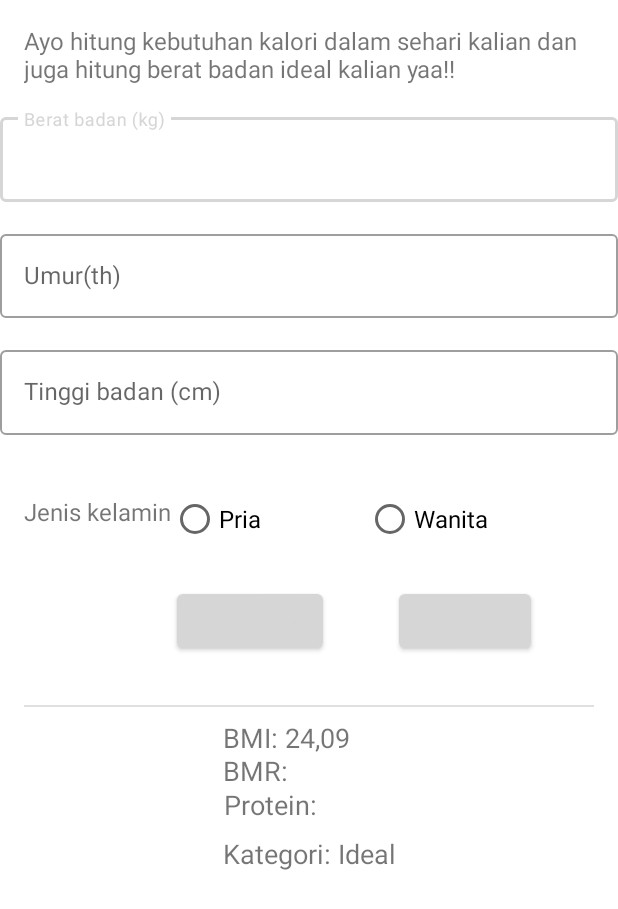
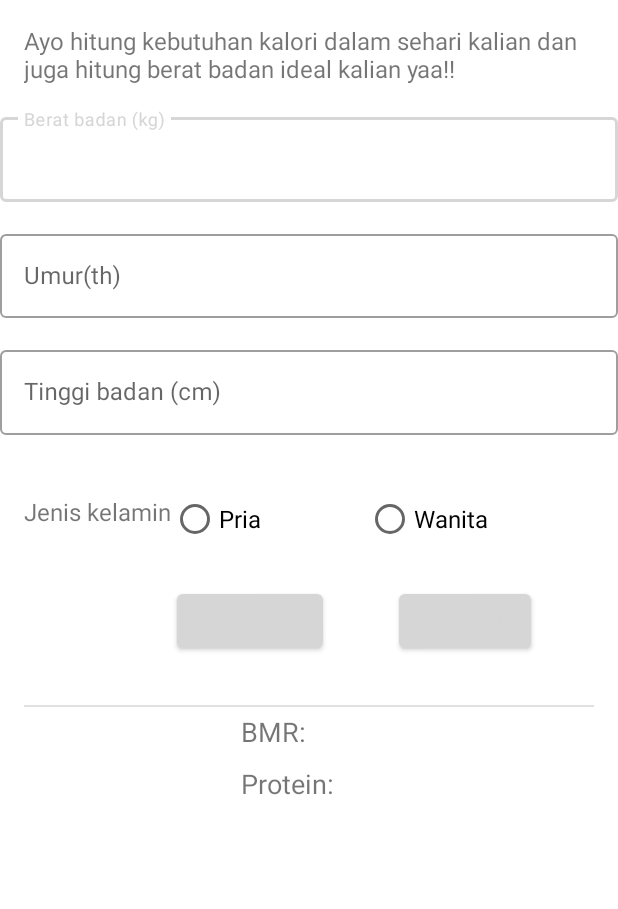
Before and after one commit to FadlyRamdhani23/Asesment-MOBPRO, an Android app: the layout activity_main2.xml on its own in the app's theme, with its tools: preview values and no code run, on a phone screen of 412 x 824 dp. Shown: the top 909 px of the screen. Run offline under Robolectric (Android 15) with nearby library versions, the phone set to English and light mode, and no system bars; Roboto replaces fonts that are not available here.

Commit message:
Asesment 01 100%

```diff
--- a/app/src/main/java/com/example/myapplication/MainActivity.kt
+++ b/app/src/main/java/com/example/myapplication/MainActivity.kt
@@ -1,13 +1,9 @@
 package com.example.myapplication
 
-import android.annotation.SuppressLint
+
 import android.content.Intent
 import androidx.appcompat.app.AppCompatActivity
 import android.os.Bundle
-import android.text.TextUtils
-import android.util.Log
-import android.view.View
-import android.widget.Toast
 import com.example.myapplication.databinding.ActivityMainBinding
 
 class MainActivity : AppCompatActivity() {
--- a/app/src/main/res/layout/activity_main2.xml
+++ b/app/src/main/res/layout/activity_main2.xml
@@ -113,10 +113,10 @@
         android:id="@+id/button"
         android:layout_width="wrap_content"
         android:layout_height="wrap_content"
-      android:imeOptions="actionDone"
         android:layout_marginStart="4dp"
         android:layout_marginTop="28dp"
         android:fontFamily="@font/actor"
+        android:imeOptions="actionDone"
         android:text="@string/hitung"
         app:layout_constraintStart_toStartOf="@+id/radioGroup"
         app:layout_constraintTop_toBottomOf="@+id/radioGroup" />
@@ -134,18 +134,6 @@
       app:layout_constraintTop_toBottomOf="@+id/button" />
 
     <TextView
-      android:id="@+id/bmiTextView"
-      android:layout_width="wrap_content"
-      android:layout_height="wrap_content"
-      android:layout_marginTop="8dp"
-      android:textSize="18sp"
-      app:layout_constraintEnd_toEndOf="parent"
-      app:layout_constraintHorizontal_bias="0.455"
-      app:layout_constraintStart_toStartOf="parent"
-      app:layout_constraintTop_toBottomOf="@+id/divider"
-      tools:text="BMI: 24,09" />
-
-  <TextView
         android:id="@+id/bmrTextView"
         android:layout_width="wrap_content"
         android:layout_height="wrap_content"
@@ -153,37 +141,24 @@
         android:textSize="18sp"
         app:layout_constraintBottom_toTopOf="@+id/proteinTextView"
         app:layout_constraintEnd_toEndOf="parent"
-      app:layout_constraintHorizontal_bias="0.409"
+        app:layout_constraintHorizontal_bias="0.442"
         app:layout_constraintStart_toStartOf="parent"
-      app:layout_constraintTop_toBottomOf="@+id/bmiTextView"
-      app:layout_constraintVertical_bias="0.8"
+        app:layout_constraintTop_toBottomOf="@+id/divider"
         tools:text="BMR: " />
 
     <TextView
         android:id="@+id/proteinTextView"
         android:layout_width="wrap_content"
         android:layout_height="wrap_content"
-      android:layout_marginTop="20dp"
-      android:textSize="18sp"
-      app:layout_constraintEnd_toEndOf="parent"
-      app:layout_constraintHorizontal_bias="0.432"
-      app:layout_constraintStart_toStartOf="parent"
-      app:layout_constraintTop_toBottomOf="@+id/bmiTextView"
-      tools:text="Protein: " />
-
-  <TextView
-      android:id="@+id/kategoriTextView"
-      android:layout_width="wrap_content"
-      android:layout_height="wrap_content"
-      android:layout_marginTop="8dp"
-      android:layout_marginBottom="32dp"
+        android:layout_marginTop="10dp"
+        android:layout_marginBottom="40dp"
         android:textSize="18sp"
         app:layout_constraintBottom_toBottomOf="parent"
         app:layout_constraintEnd_toEndOf="parent"
+        app:layout_constraintHorizontal_bias="0.466"
         app:layout_constraintStart_toStartOf="parent"
-      app:layout_constraintTop_toBottomOf="@+id/proteinTextView"
-      app:layout_constraintVertical_bias="1.0"
-      tools:text="Kategori: Ideal" />
+        app:layout_constraintTop_toBottomOf="@+id/bmrTextView"
+        tools:text="Protein: " />
 
     <Button
       android:id="@+id/RESET"
```
Also changed, not shown: app/src/main/AndroidManifest.xml (+6 -2 lines), app/src/main/java/com/example/myapplication/MainActivity2.kt (+24 -22 lines), app/src/main/java/com/example/myapplication/MainActivity3.kt (+8 -7 lines), app/src/main/res/layout/activity_main3.xml (+11 -12 lines). Lines whose indentation alone changed are shown as unchanged.
